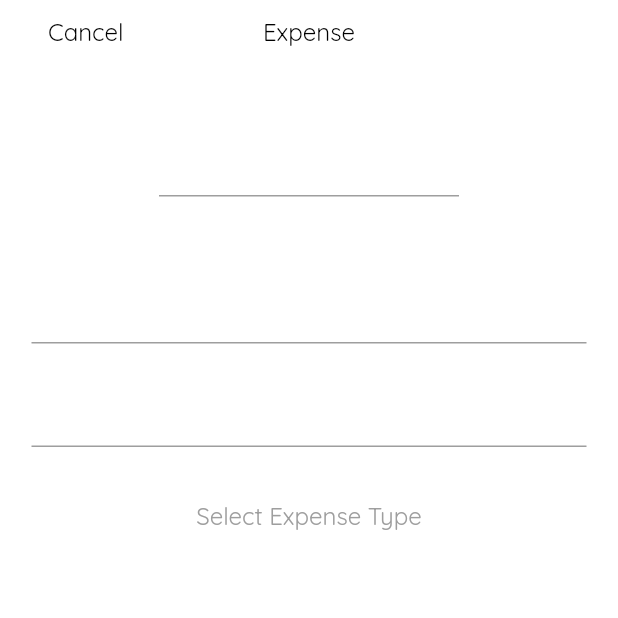
After one commit to DevRaunak/expenser, a Flutter app: the screen it shows after launch, after a tap on the "add" icon, on a phone screen of 412 x 824 dp, the top half of it. The commit adds this screen. Run offline on Flutter 3.47's test engine with Material 2 defaults, Android fonts, the phone set to English and light mode, and no system bars; our stand-ins replace fluttertoast, toast.

Commit message:
Added Add Expense Page

```diff
--- a/lib/constants.dart
+++ b/lib/constants.dart
@@ -68,4 +68,47 @@ class Constants{
     }
   ];
 
+  static const imgPathCafe = 'assets/images/expense_type/coffee.png';
+  static const imgPathFastFood = 'assets/images/expense_type/fast-food.png';
+  static const imgPathGift = 'assets/images/expense_type/gift-box.png';
+  static const imgPathShopping =
+      'assets/images/expense_type/hawaiian-shirt.png';
+  static const imgPathFood = 'assets/images/expense_type/hot-pot.png';
+  static const imgPathMakeUp = 'assets/images/expense_type/makeup-pouch.png';
+  static const imgPathRecharge =
+      'assets/images/expense_type/mobile-transfer.png';
+  static const imgPathTech = 'assets/images/expense_type/music.png';
+  static const imgPathMovie = 'assets/images/expense_type/popcorn.png';
+  static const imgPathRestaurant = 'assets/images/expense_type/restaurant.png';
+  static const imgPathGroceries = 'assets/images/expense_type/shopping-bag.png';
+  static const imgPathOnlineFood = 'assets/images/expense_type/smartphone.png';
+  static const imgPathSnack = 'assets/images/expense_type/snack.png';
+  static const imgPathRepair = 'assets/images/expense_type/tools.png';
+  static const imgPathTravel = 'assets/images/expense_type/travel.png';
+  static const imgPathVegetables = 'assets/images/expense_type/vegetables.png';
+  static const imgPathTransport = 'assets/images/expense_type/vehicles.png';
+  static const imgPathAccessories = 'assets/images/expense_type/watch.png';
+
+  static const arrType = [
+    imgPathCafe,
+    imgPathFastFood,
+    imgPathGift,
+    imgPathShopping,
+    imgPathFood,
+    imgPathMakeUp,
+    imgPathRecharge,
+    imgPathTech,
+    imgPathMovie,
+    imgPathRestaurant,
+    imgPathGroceries,
+    imgPathOnlineFood,
+    imgPathSnack,
+    imgPathRepair,
+    imgPathTravel,
+    imgPathVegetables,
+    imgPathTransport,
+    imgPathAccessories
+  ];
+
+
 }
--- /dev/null
+++ b/lib/screens/add_expense/add_expense_page.dart
@@ -0,0 +1,163 @@
+
+import 'package:expenser/constants.dart';
+import 'package:flutter/material.dart';
+
+import '../../ui/ui_helper.dart';
+
+class AddExpensePage extends StatefulWidget {
+  const AddExpensePage({Key? key}) : super(key: key);
+
+  @override
+  State<AddExpensePage> createState() => _AddExpensePageState();
+}
+
+class _AddExpensePageState extends State<AddExpensePage> {
+  var amtController = TextEditingController();
+  var titleController = TextEditingController();
+  var descController = TextEditingController();
+
+  var _selectedIndex = -1;
+
+  @override
+  Widget build(BuildContext context) {
+    return Scaffold(
+      body: Padding(
+        padding: const EdgeInsets.symmetric(horizontal: 21.0),
+        child: Column(
+          children: [
+            Padding(
+              padding: const EdgeInsets.all(11.0),
+              child: Stack(
+                children: [
+                  InkWell(
+                      onTap: () {
+                        Navigator.pop(context);
+                      },
+                      child: Text(
+                        'Cancel',
+                        style: mTextStyle16(mColor: Colors.black),
+                      )),
+                  Center(
+                      child: Text(
+                    'Expense',
+                    style: mTextStyle16(mColor: Colors.black),
+                  ))
+                ],
+              ),
+            ),
+            Expanded(
+                child: Container(
+              child: Column(
+                children: [
+                  SizedBox(
+                    width: 200,
+                    child: TextField(
+                      style: mTextStyle52(mColor: MyColor.textBColor),
+                      controller: amtController,
+                      keyboardType: TextInputType.number,
+                      decoration: InputDecoration(
+                          prefixIcon: Icon(
+                            Icons.currency_rupee_outlined,
+                            size: 25,
+                          ),
+                          enabledBorder: UnderlineInputBorder(
+                              borderSide:
+                                  BorderSide(color: Colors.grey, width: 1)),
+                          focusedBorder: UnderlineInputBorder(
+                              borderSide:
+                                  BorderSide(color: Colors.grey, width: 1))),
+                    ),
+                  ),
+                  SizedBox(
+                    height: 50,
+                  ),
+                  TextField(
+                    style: mTextStyle16(mColor: MyColor.textBColor),
+                    controller: titleController,
+                    keyboardType: TextInputType.text,
+                    decoration: InputDecoration(
+                        hintText: 'Add Title',
+                        enabledBorder: UnderlineInputBorder(
+                            borderSide:
+                                BorderSide(color: Colors.grey, width: 1)),
+                        focusedBorder: UnderlineInputBorder(
+                            borderSide:
+                                BorderSide(color: Colors.grey, width: 1))),
+                  ),
+                  SizedBox(
+                    height: 21,
+                  ),
+                  TextField(
+                    style: mTextStyle16(mColor: MyColor.textBColor),
+                    controller: descController,
+                    keyboardType: TextInputType.text,
+                    decoration: InputDecoration(
+                        hintText: 'Add Desc',
+                        enabledBorder: UnderlineInputBorder(
+                            borderSide:
+                                BorderSide(color: Colors.grey, width: 1)),
+                        focusedBorder: UnderlineInputBorder(
+                            borderSide:
+                                BorderSide(color: Colors.grey, width: 1))),
+                  ),
+                  SizedBox(
+                    height: 21,
+                  ),
+                  SizedBox(
+                      width: double.infinity,
+                      height: 50,
+                      child: OutlinedButton(
+                          onPressed: () {
+                            showModalBottomSheet(context: context,
+                                shape: RoundedRectangleBorder(
+                                  borderRadius: BorderRadius.only(topLeft: Radius.circular(21), topRight: Radius.circular(21))
+                                ),
+                                builder: (context){
+                              return GridView.builder(
+                                shrinkWrap: true,
+                                itemCount: Constants.arrType.length,
+                                  gridDelegate: SliverGridDelegateWithMaxCrossAxisExtent(maxCrossAxisExtent: 70),
+                                  itemBuilder: (context, index){
+                                return InkWell(
+                                  onTap: (){
+                                    Navigator.pop(context);
+                                    _selectedIndex = index;
+                                    setState((){
+
+                                    });
+                                  },
+                                  child: Padding(
+                                    padding: const EdgeInsets.all(8.0),
+                                    child: Image.asset(Constants.arrType[index]),
+                                  ),
+                                );
+                                  });
+                            });
+                          },
+                          child: _selectedIndex == -1 ? Text(
+                            'Select Expense Type',
+                            style: mTextStyle16(mColor: Colors.grey),
+                          ) : Row(
+                            mainAxisAlignment: MainAxisAlignment.center,
+                            children: [
+                              Text('Selected - '),
+                              Padding(
+                                padding: const EdgeInsets.all(8.0),
+                                child: Image.asset(Constants.arrType[_selectedIndex]),
+                              )
+                            ],
+                          ))),
+                  SizedBox(
+                    height: 21,
+                  ),
+
+
+                ],
+              ),
+            ))
+          ],
+        ),
+      ),
+    );
+  }
+}
--- a/lib/screens/home/frags/frag_transaction/frag_trasanction_page.dart
+++ b/lib/screens/home/frags/frag_transaction/frag_trasanction_page.dart
@@ -1,4 +1,5 @@
 import 'package:expenser/constants.dart';
+import 'package:expenser/screens/add_expense/add_expense_page.dart';
 import 'package:expenser/ui/custom_widgets/custom_rounded_btn.dart';
 import 'package:expenser/ui/ui_helper.dart';
 import 'package:flutter/material.dart';
@@ -13,7 +14,7 @@ class FragTransactionPage extends StatelessWidget {
     return Scaffold(
         backgroundColor: Theme.of(context).backgroundColor,
         body: MediaQuery.of(context).orientation == Orientation.portrait
-            ? portraitUI()
+            ? portraitUI(context)
             : landscapeUI());
   }
 
@@ -32,7 +33,9 @@ class FragTransactionPage extends StatelessWidget {
                 width: 200,
                 height: 40,
                 child: CustomRoundedButton(
-                    callback: () {},
+                    callback: () {
+
+                    },
                     text: "",
                     mChild: Row(
                       mainAxisAlignment: MainAxisAlignment.center,
@@ -50,21 +53,25 @@ class FragTransactionPage extends StatelessWidget {
     );
   }
 
-  Widget portraitUI() {
+  Widget portraitUI(BuildContext context) {
     return Column(
       children: [
-        Expanded(flex: 1, child: addTransactionUI()),
+        Expanded(flex: 1, child: addTransactionUI(context)),
         Expanded(flex: 7, child: totalBalanceUI()),
         Expanded(flex: 11, child: allTransactionsUI())
       ],
     );
   }
 
-  Widget addTransactionUI() {
+  Widget addTransactionUI(BuildContext context) {
     return SizedBox(
       width: double.infinity,
       child: Align(
         alignment: Alignment.centerRight,
+        child: InkWell(
+          onTap: (){
+            Navigator.push(context, MaterialPageRoute(builder: (context) => AddExpensePage(),));
+          },
           child: Padding(
             padding: const EdgeInsets.all(4.0),
             child: CircleAvatar(
@@ -73,6 +80,7 @@ class FragTransactionPage extends StatelessWidget {
                 Icons.add,
                 color: isLight ? MyColor.bgWColor : MyColor.bgBColor,
                 size: 18,
+              ),
             ),
           ),
         ),
--- a/lib/ui/ui_helper.dart
+++ b/lib/ui/ui_helper.dart
@@ -13,6 +13,8 @@ class MyColor {
   static const Color secondaryBColor = Color(0xff737373);
   static const Color textBColor = Color(0xffffffff);
   static const Color lightTextBColor = Color(0xffcccccc);
+
+
 
 }
 
```
Lines whose indentation alone changed are shown as unchanged.
